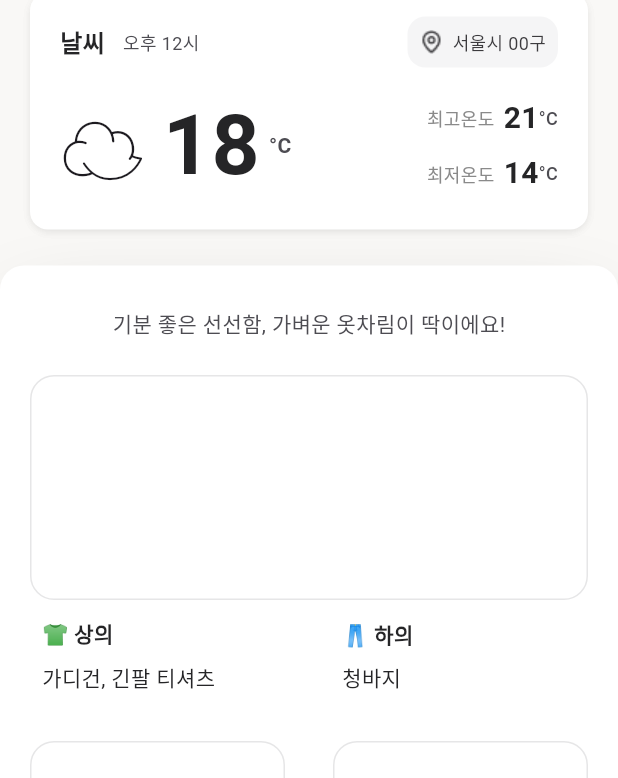
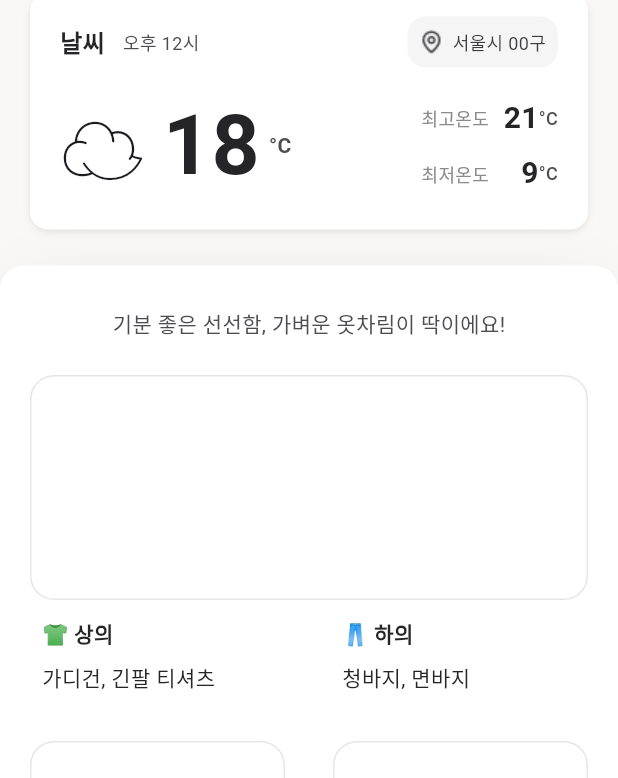
Before and after one commit to b14nc444/what-to-wear, a Flutter app: the screen it shows after launch, on a phone screen of 412 x 824 dp. Shown: the part 153-931 px from the top of the screen. Run offline on Flutter 3.47's test engine with Material 3 defaults, Android fonts, the light colour scheme and no system bars; our stand-ins replace firebase_core; accounts and stored records are empty; Roboto replaces fonts that are missing (Pretendard).

Commit message:
refactor: what_to_wear_container, temperature_row 컴포넌트 리팩토링 및 서식 수정

```diff
--- a/lib/screens/home/temperature_row.dart
+++ b/lib/screens/home/temperature_row.dart
@@ -37,10 +37,11 @@
           ],
         ),
         Column(
+          crossAxisAlignment: CrossAxisAlignment.end,
           spacing: 8,
-          children: const [
+          children: [
             MaxMinTemperatureRow(label: '최고온도', temperature: 21),
-            MaxMinTemperatureRow(label: '최저온도', temperature: 14),
+            MaxMinTemperatureRow(label: '최저온도', temperature: 9),
           ],
         ),
       ],
@@ -64,7 +65,10 @@
       spacing: 6,
       children: [
         Text(label, style: TextStyle(color: AppColors.gray500, fontSize: 12)),
-        Row(
+        Container(
+          width: 40,
+          child: Row(
+            mainAxisAlignment: MainAxisAlignment.end,
             children: [
               Text(
                 temperature.toString(),
@@ -84,6 +88,7 @@
               ),
             ],
           ),
+        ),
       ],
     );
   }
--- a/lib/screens/home/weather_info_card.dart
+++ b/lib/screens/home/weather_info_card.dart
@@ -10,24 +10,7 @@
   Widget build(BuildContext context) {
     return Container(
       padding: const EdgeInsets.symmetric(horizontal: 20, vertical: 16),
-      decoration: ShapeDecoration(
-        color: Colors.white,
-        shape: RoundedRectangleBorder(borderRadius: BorderRadius.circular(12)),
-        shadows: [
-          BoxShadow(
-            color: const Color(0x0F000000),
-            blurRadius: 4,
-            offset: const Offset(0, 2),
-            spreadRadius: -1,
-          ),
-          BoxShadow(
-            color: const Color(0x0F000000),
-            blurRadius: 4,
-            offset: const Offset(0, 2),
-            spreadRadius: -1,
-          ),
-        ],
-      ),
+      decoration: WeatherInfoCardDecoration(),
       child: Column(
         children: [
           Row(
@@ -38,9 +21,8 @@
                   const Text(
                     '날씨',
                     style: TextStyle(
-                      color: Color(0xFF252527),
+                      color: AppColors.gray950,
                       fontSize: 16,
-                      fontFamily: 'Pretendard',
                       fontWeight: FontWeight.w700,
                     ),
                   ),
@@ -48,9 +30,8 @@
                   const Text(
                     '오후 12시',
                     style: TextStyle(
-                      color: Color(0xFF4D4C52),
+                      color: AppColors.gray700,
                       fontSize: 12,
-                      fontFamily: 'Pretendard',
                       fontWeight: FontWeight.w400,
                     ),
                   ),
@@ -83,4 +64,25 @@
       ),
     );
   }
+
+  ShapeDecoration WeatherInfoCardDecoration() {
+    return ShapeDecoration(
+      color: Colors.white,
+      shape: RoundedRectangleBorder(borderRadius: BorderRadius.circular(12)),
+      shadows: [
+        BoxShadow(
+          color: const Color(0x0F000000),
+          blurRadius: 4,
+          offset: const Offset(0, 2),
+          spreadRadius: -1,
+        ),
+        BoxShadow(
+          color: const Color(0x0F000000),
+          blurRadius: 4,
+          offset: const Offset(0, 2),
+          spreadRadius: -1,
+        ),
+      ],
+    );
+  }
 }
--- a/lib/screens/home/what_to_wear_container.dart
+++ b/lib/screens/home/what_to_wear_container.dart
@@ -24,7 +24,10 @@
                   ),
                 ),
                 Expanded(
-                  child: ClothingDescription(label: '👖 하의', clothes: '청바지'),
+                  child: ClothingDescription(
+                    label: '👖 하의',
+                    clothes: '청바지, 면바지',
+                  ),
                 ),
               ],
             ),
@@ -36,28 +39,47 @@
           children: [
             //신발
             Expanded(
-              child: Column(
-                crossAxisAlignment: CrossAxisAlignment.start,
-                spacing: 12,
-                children: [
-                  ClothingDisplayBox(height: 120),
-                  ClothingDescription(label: '👟 신발', clothes: '샌들'),
-                ],
+              child: ClothingSection(
+                label: '👟 신발',
+                clothes: '샌들',
+                displayBoxHeight: 120,
               ),
             ),
             //악세사리
             Expanded(
-              child: Column(
-                crossAxisAlignment: CrossAxisAlignment.start,
-                spacing: 12,
-                children: [
-                  ClothingDisplayBox(height: 120),
-                  ClothingDescription(label: '🧢 악세서리', clothes: '모자'),
-                ],
+              child: ClothingSection(
+                label: '🧢 악세서리',
+                clothes: '모자',
+                displayBoxHeight: 120,
               ),
             ),
           ],
         ),
+      ],
+    );
+  }
+}
+
+class ClothingSection extends StatelessWidget {
+  final String label;
+  final String clothes;
+  final double displayBoxHeight;
+
+  const ClothingSection({
+    super.key,
+    required this.label,
+    required this.clothes,
+    required this.displayBoxHeight,
+  });
+
+  @override
+  Widget build(BuildContext context) {
+    return Column(
+      crossAxisAlignment: CrossAxisAlignment.start,
+      spacing: 12,
+      children: [
+        ClothingDisplayBox(height: displayBoxHeight),
+        ClothingDescription(label: label, clothes: clothes),
       ],
     );
   }
```
Lines whose indentation alone changed are shown as unchanged.
